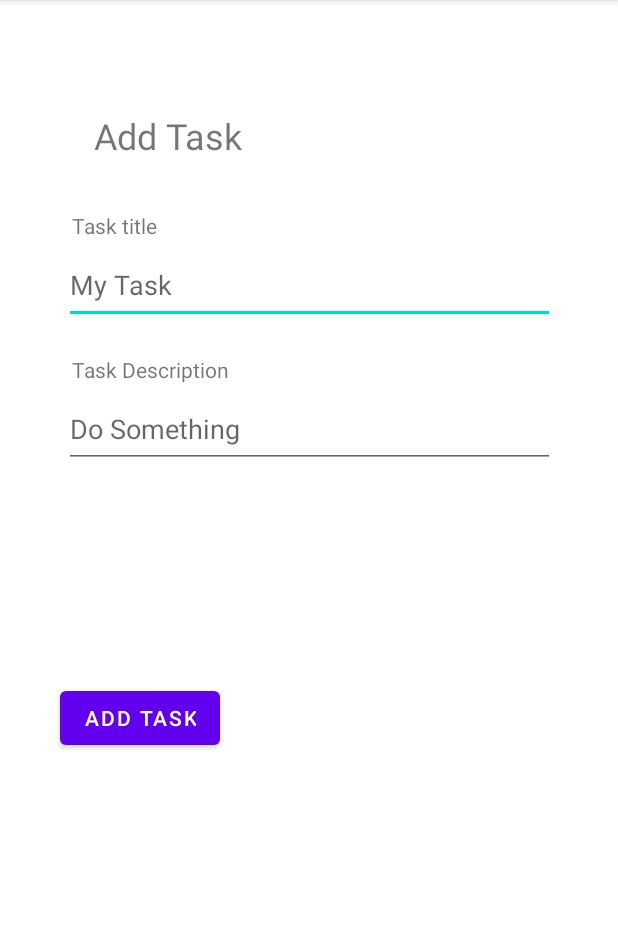
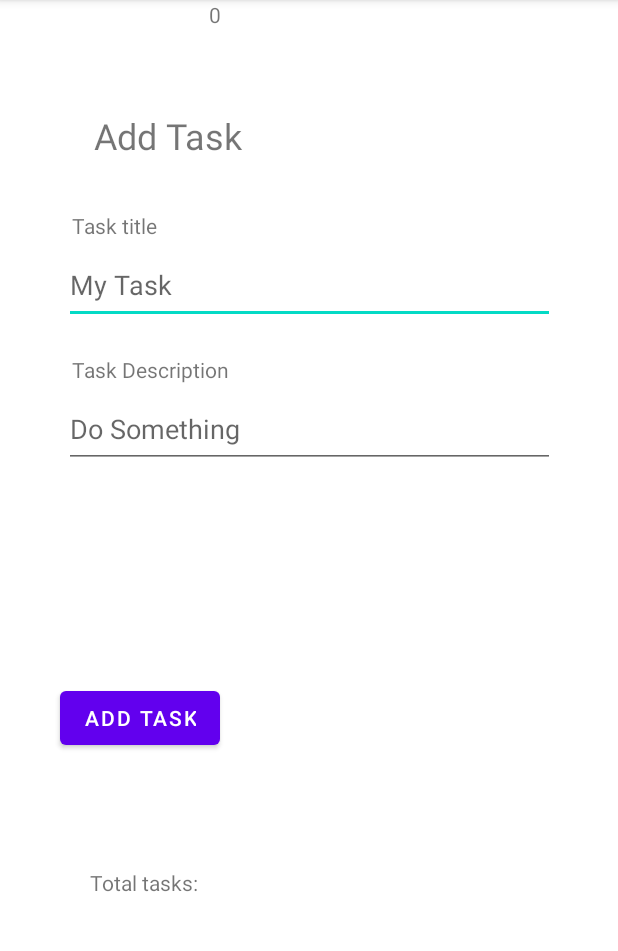
Before and after one commit to PVOBrien/taskmaster, an Android app: the AddTask screen opened directly, with no data from a screen before it, on a phone screen of 412 x 824 dp, the part 84-1035 px from its top. Run offline under Robolectric (Android 15) with nearby library versions, the phone set to English and light mode, and no system bars.

Commit message:
save point

```diff
--- a/app/src/main/java/com/pvobrien/github/taskmaster/MainActivity.java
+++ b/app/src/main/java/com/pvobrien/github/taskmaster/MainActivity.java
@@ -1,7 +1,6 @@
 package com.pvobrien.github.taskmaster;
 
 import androidx.appcompat.app.AppCompatActivity;
-
 import android.content.Intent;
 import android.os.Bundle;
 import android.view.View;
--- a/app/src/main/res/layout/add_task.xml
+++ b/app/src/main/res/layout/add_task.xml
@@ -1,6 +1,5 @@
 <?xml version="1.0" encoding="utf-8"?>
-<androidx.constraintlayout.widget.ConstraintLayout
-    xmlns:android="http://schemas.android.com/apk/res/android"
+<androidx.constraintlayout.widget.ConstraintLayout xmlns:android="http://schemas.android.com/apk/res/android"
     xmlns:app="http://schemas.android.com/apk/res-auto"
     xmlns:tools="http://schemas.android.com/tools"
     android:layout_width="match_parent"
@@ -20,7 +19,7 @@
         app:layout_constraintVertical_bias="0.101" />
 
     <Button
-        android:id="@+id/button3"
+        android:id="@+id/addTaskButton"
         android:layout_width="wrap_content"
         android:layout_height="wrap_content"
         android:layout_marginStart="40dp"
@@ -30,7 +29,7 @@
         app:layout_constraintTop_toBottomOf="@+id/textView3" />
 
     <com.google.android.material.textfield.TextInputEditText
-        android:id="@+id/textInputEditText"
+        android:id="@+id/taskName"
         android:layout_width="327dp"
         android:layout_height="52dp"
         android:layout_marginTop="164dp"
@@ -40,14 +39,14 @@
         app:layout_constraintTop_toTopOf="parent" />
 
     <com.google.android.material.textfield.TextInputEditText
-        android:id="@+id/editText"
+        android:id="@+id/taskDetails"
         android:layout_width="327dp"
         android:layout_height="52dp"
         android:layout_marginTop="44dp"
         android:hint="Do Something"
         app:layout_constraintEnd_toEndOf="parent"
         app:layout_constraintStart_toStartOf="parent"
-        app:layout_constraintTop_toBottomOf="@+id/textInputEditText" />
+        app:layout_constraintTop_toBottomOf="@+id/taskName" />
 
     <TextView
         android:id="@+id/textView4"
@@ -56,7 +55,7 @@
         android:layout_marginStart="48dp"
         android:layout_marginBottom="4dp"
         android:text="Task title"
-        app:layout_constraintBottom_toTopOf="@+id/textInputEditText"
+        app:layout_constraintBottom_toTopOf="@+id/taskName"
         app:layout_constraintStart_toStartOf="parent" />
 
     <TextView
@@ -66,6 +65,27 @@
         android:layout_marginStart="48dp"
         android:layout_marginBottom="4dp"
         android:text="Task Description"
-        app:layout_constraintBottom_toTopOf="@+id/editText"
+        app:layout_constraintBottom_toTopOf="@+id/taskDetails"
         app:layout_constraintStart_toStartOf="parent" />
+
+    <TextView
+        android:id="@+id/textView7"
+        android:layout_width="wrap_content"
+        android:layout_height="wrap_content"
+        android:layout_marginStart="60dp"
+        android:layout_marginTop="76dp"
+        android:text="Total tasks:"
+        app:layout_constraintStart_toStartOf="parent"
+        app:layout_constraintTop_toBottomOf="@+id/addTaskButton" />
+
+    <TextView
+        android:id="@+id/taskCount"
+        android:layout_width="wrap_content"
+        android:layout_height="wrap_content"
+        android:layout_marginEnd="200dp"
+        android:text="0"
+        app:layout_constraintEnd_toEndOf="parent"
+        app:layout_constraintHorizontal_bias="0.098"
+        app:layout_constraintStart_toEndOf="@+id/textView7"
+        tools:layout_editor_absoluteY="575dp" />
 </androidx.constraintlayout.widget.ConstraintLayout>
```
Also changed, not shown: app/src/main/java/com/pvobrien/github/taskmaster/AddTask.java (+22 -7 lines), app/src/main/res/layout/all_tasks.xml (deleted, +0 -20 lines).
